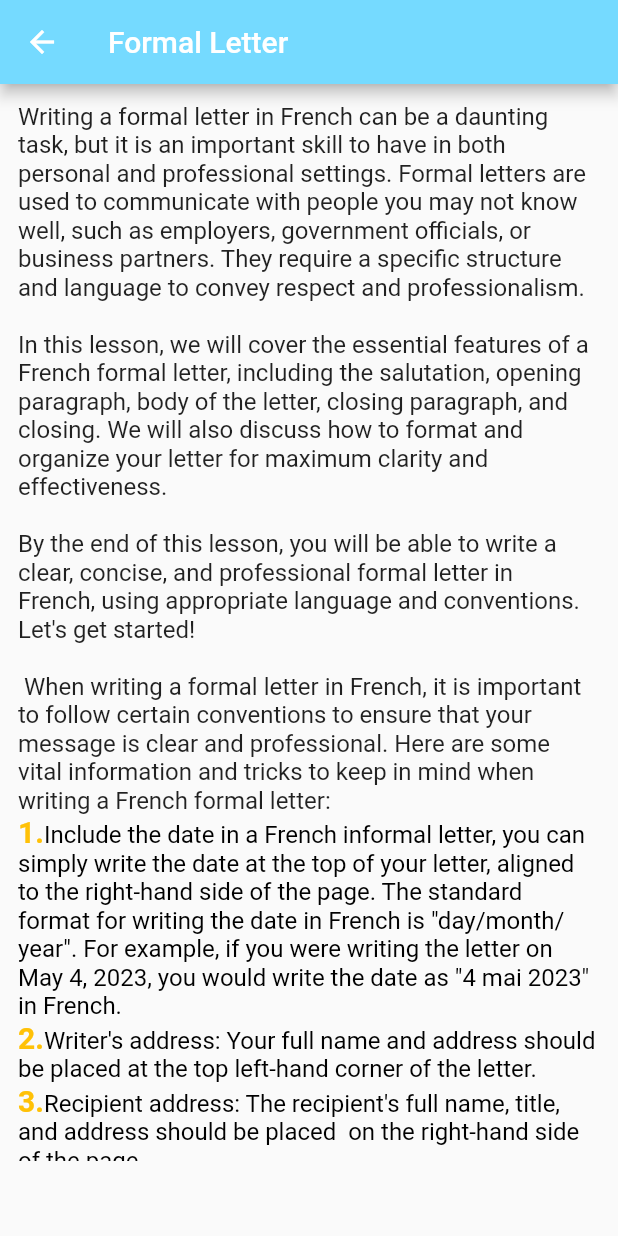
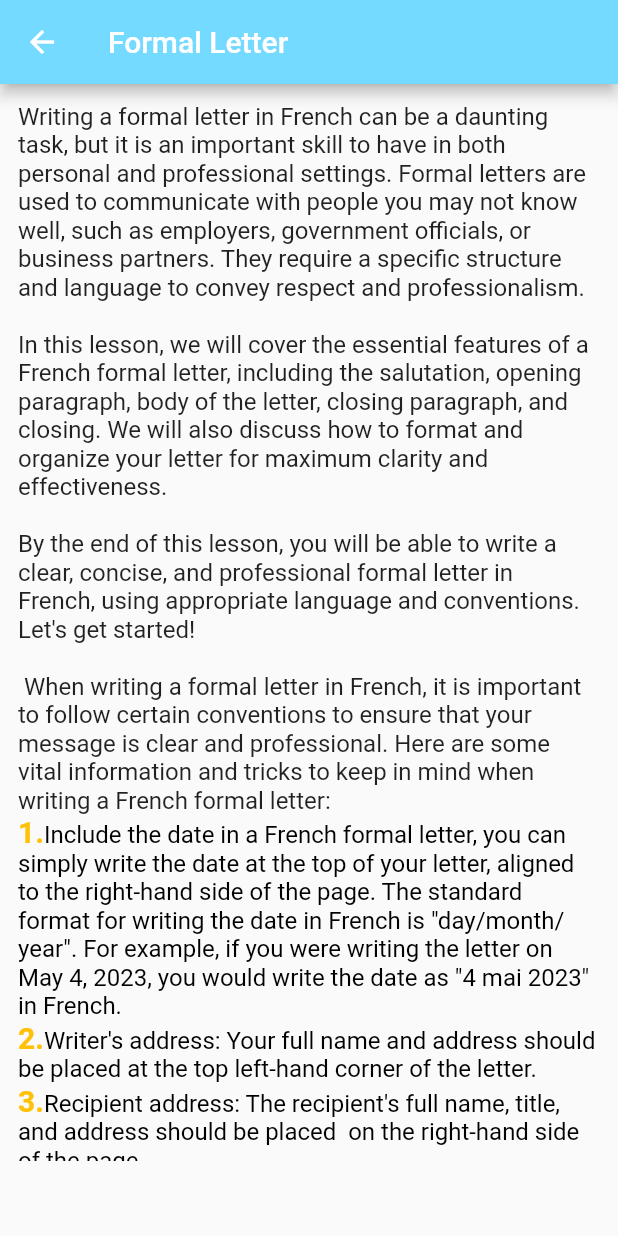
Before and after one commit to Bonnahjohn/french, a Flutter app: the Formals screen opened directly, on a phone screen of 412 x 824 dp. Run offline on Flutter 3.47's test engine with Material 2 defaults, Android fonts, the phone set to English and light mode, and no system bars; our stand-ins replace google_mobile_ads; missing offline and left inert: translator, zoom_widget; network calls fail.

Commit message:
splash screen timer has changed and the informal in the tips2 has changed to formal

```diff
--- a/lib/screens/config.dart
+++ b/lib/screens/config.dart
@@ -44,7 +44,7 @@
     "Writer's address: Your full name and address should be placed at the top left-hand corner of the letter.";
 
 String Tip2 =
-    "Include the date in a French informal letter, you can simply write the date at the top of your letter, aligned to the right-hand side of the page. The standard format for writing the date in French is \"day/month/year\". For example, if you were writing the letter on May 4, 2023, you would write the date as \"4 mai 2023\" in French.";
+    "Include the date in a French formal letter, you can simply write the date at the top of your letter, aligned to the right-hand side of the page. The standard format for writing the date in French is \"day/month/year\". For example, if you were writing the letter on May 4, 2023, you would write the date as \"4 mai 2023\" in French.";
 String Tip3 =
     "Recipient address: The recipient's full name, title, and address should be placed below your own address, on the left-hand side of the page.";
 
--- a/lib/screens/splash.dart
+++ b/lib/screens/splash.dart
@@ -16,7 +16,7 @@
   @override
   void initState() {
     super.initState();
-    Timer(Duration(seconds: 60), () {
+    Timer(Duration(seconds: 3), () {
       Navigator.pushReplacement(
           context, MaterialPageRoute(builder: ((context) => MyApp())));
     });
```
